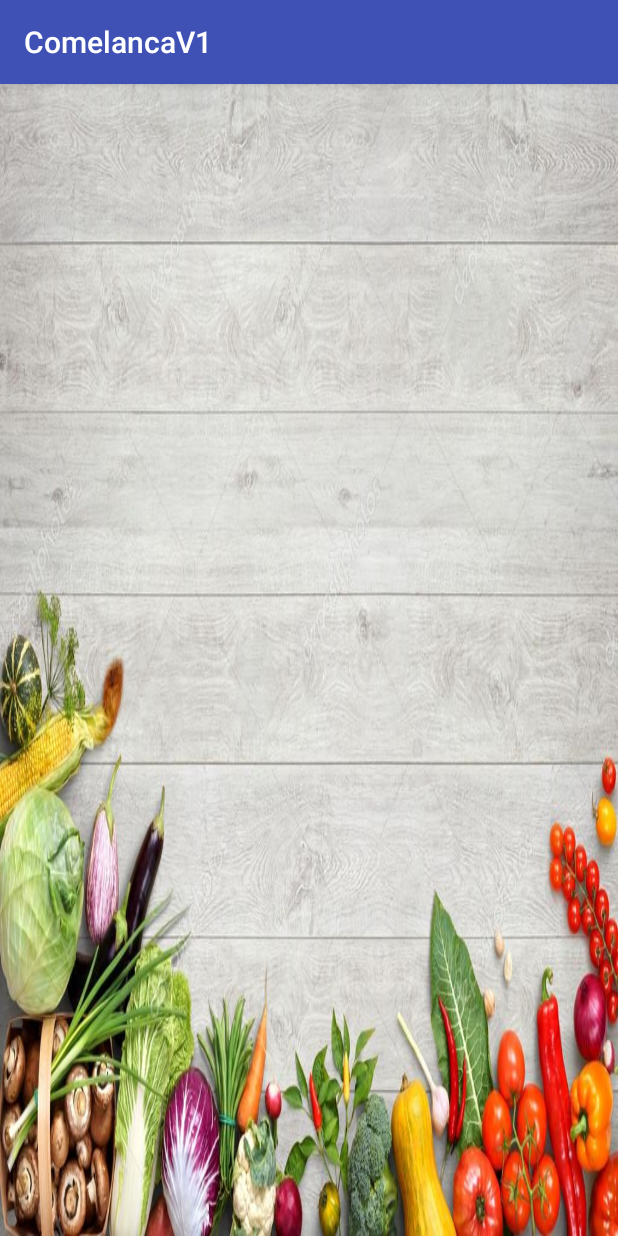
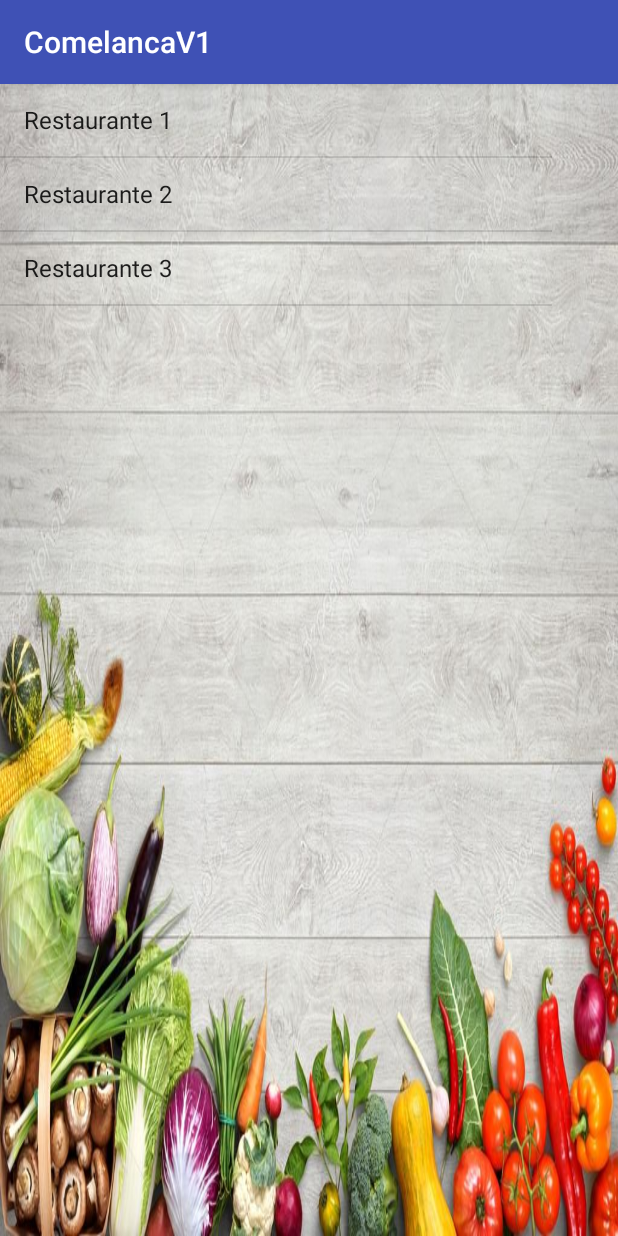
Before and after one commit to jsrrocha/ComelancaV1, an Android app: the ListRestaurantActivity screen opened directly, with no data from a screen before it, on a phone screen of 412 x 824 dp. Run offline under Robolectric (Android 15) with nearby library versions, the phone set to English and light mode, and no system bars.

Commit message:
Restaurant List

```diff
--- a/app/src/main/java/com/example/jessica/comelancav1/ListRestaurantActivity.java
+++ b/app/src/main/java/com/example/jessica/comelancav1/ListRestaurantActivity.java
@@ -2,12 +2,29 @@ package com.example.jessica.comelancav1;
 
 import android.support.v7.app.AppCompatActivity;
 import android.os.Bundle;
+import android.widget.ArrayAdapter;
+import android.widget.ListView;
+
+import java.util.ArrayList;
+import java.util.List;
 
 public class ListRestaurantActivity extends AppCompatActivity {
 
     @Override
     protected void onCreate(Bundle savedInstanceState) {
+
         super.onCreate(savedInstanceState);
         setContentView(R.layout.activity_list_restaurant);
+        ListView listaRestaurantes = (ListView)findViewById(R.id.lista);
+
+        List<String> restaurantes = new ArrayList<String>();
+        restaurantes.add("Restaurante 1");
+        restaurantes.add("Restaurante 2");
+        restaurantes.add("Restaurante 3");
+
+        ArrayAdapter<String> adapter = new ArrayAdapter<String>(this,
+                android.R.layout.simple_list_item_1, restaurantes);
+
+        listaRestaurantes.setAdapter(adapter);
     }
 }
```
